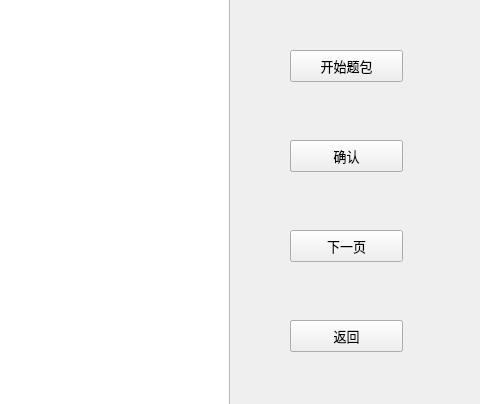
Qt form functionWindow.ui (Camorgx/CodiaClient) before a commit; both pictures show x 520 to 1000 and y 100 to 504 of the 1000 by 720 pixel window.
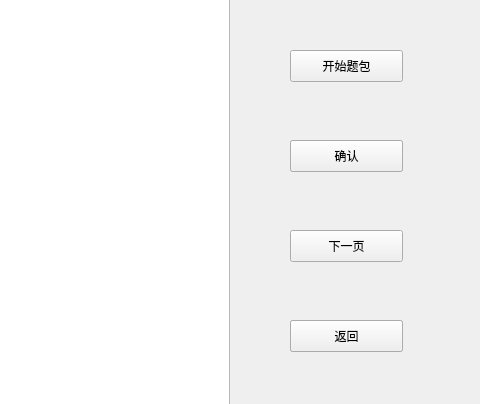
The same form after that commit. Icons and pictures are not drawn.

The edit to the form file:
```diff
--- a/functionWindow.ui
+++ b/functionWindow.ui
@@ -16,12 +16,6 @@
     <height>720</height>
    </size>
   </property>
-  <property name="font">
-   <font>
-    <family>Microsoft YaHei</family>
-    <pointsize>10</pointsize>
-   </font>
-  </property>
   <property name="windowTitle">
    <string>题包列表</string>
   </property>
```
